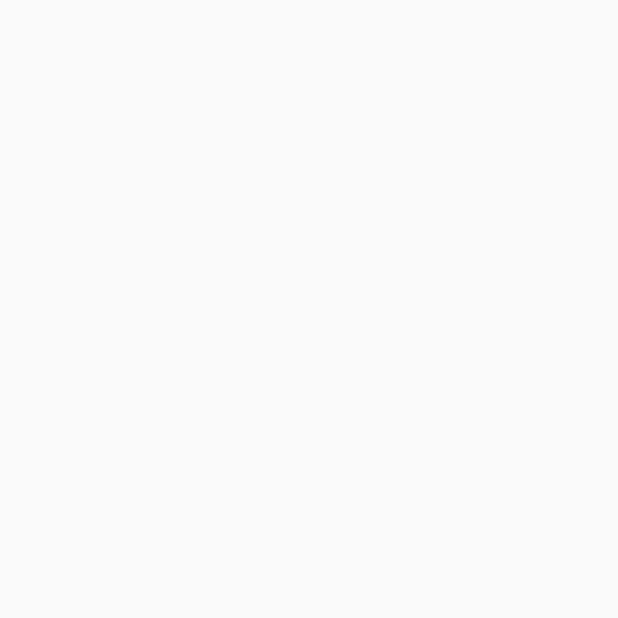
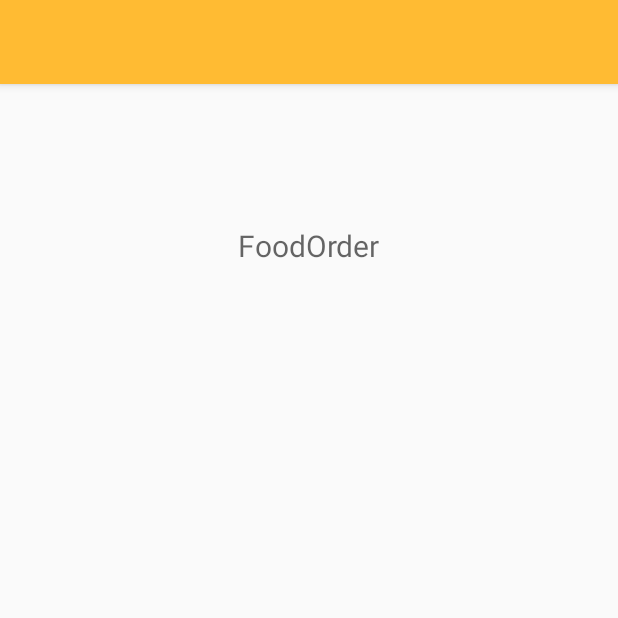
Before and after one commit to jakupierblina/FoodOrder, an Android app: the screen it shows after launch (MainActivity), on a phone screen of 412 x 824 dp, the top half of it. Before the commit the part shown is empty. Run offline under Robolectric (Android 15) with nearby library versions, the phone set to English and light mode, and no system bars.

Commit message:
small changes in colous, added a toolbar and a textview.

```diff
--- a/app/src/main/java/com/example/foodorder/MainActivity.java
+++ b/app/src/main/java/com/example/foodorder/MainActivity.java
@@ -3,8 +3,11 @@ package com.example.foodorder;
 import android.app.Activity;
 import android.os.Bundle;
 import android.support.v7.app.AppCompatActivity;
+import android.support.v7.widget.Toolbar;
 import android.widget.ArrayAdapter;
 import android.widget.ListView;
+import android.widget.TextView;
+
 public class MainActivity extends Activity {
 
     @Override
@@ -12,6 +15,11 @@ public class MainActivity extends Activity {
     {
         super.onCreate(savedInstanceState);
         setContentView(R.layout.activity_main);
+        TextView mytitle= (TextView)findViewById(R.id.title);
+
+        Toolbar myToolbar = (Toolbar) findViewById(R.id.my_toolbar);
+        //setSupportActionBar(myToolbar);
+
         /*
         private String[] titles;
         private ListView drawerList;
--- a/app/src/main/res/layout/activity_main.xml
+++ b/app/src/main/res/layout/activity_main.xml
@@ -1,20 +1,24 @@
-<?xml version="1.0" encoding="utf-8"?>
+<RelativeLayout xmlns:android="http://schemas.android.com/apk/res/android"
+    xmlns:tools="http://schemas.android.com/tools"
+    android:layout_width="match_parent"
+    android:layout_height="match_parent"
+    tools:context=".MainActivity">
 
-<android.support.v4.widget.DrawerLayout
-xmlns:android="http://schemas.android.com/apk/res/android"
-android:id="@+id/drawer_layout"
-android:layout_width="match_parent"
-android:layout_height="match_parent">
-<FrameLayout
-    android:id="@+id/content_frame"
-    android:layout_width="match_parent"
-    android:layout_height="match_parent" />
-<ListView android:id="@+id/drawer"
-    android:layout_width="240dp"
-    android:layout_height="match_parent"
-    android:layout_gravity="start"
-    android:choiceMode="singleChoice"
-    android:divider="@android:color/transparent"
-    android:dividerHeight="0dp"
-    android:background="#ffffff"/>
-</android.support.v4.widget.DrawerLayout>
+    <android.support.v7.widget.Toolbar
+        android:id="@+id/my_toolbar"
+        android:layout_width="match_parent"
+        android:layout_height="?attr/actionBarSize"
+        android:background="?attr/colorPrimary"
+        android:elevation="4dp"
+        android:theme="@style/ThemeOverlay.AppCompat.ActionBar"/>
+    <TextView
+        android:id="@+id/title"
+        android:layout_width="wrap_content"
+        android:layout_height="wrap_content"
+        android:layout_centerHorizontal="true"
+        android:layout_marginTop="150dp"
+        android:singleLine="false"
+        android:text="FoodOrder"
+        android:textAppearance="@style/TextAppearance.AppCompat.Medium"
+        android:textSize="20dp" />
+</RelativeLayout>
--- a/app/src/main/res/values/styles.xml
+++ b/app/src/main/res/values/styles.xml
@@ -3,9 +3,8 @@
     <!-- Base application theme. -->
     <style name="AppTheme" parent="Theme.AppCompat.Light.DarkActionBar">
         <!-- Customize your theme here. -->
-        <item name="colorPrimary">@color/colorPrimary</item>
-        <item name="colorPrimaryDark">@color/colorPrimaryDark</item>
-        <item name="colorAccent">@color/colorAccent</item>
+        <item name="colorPrimary">@android:color/holo_orange_light</item>
+        <item name="colorPrimaryDark">@android:color/holo_orange_dark</item>
     </style>
 
 </resources>
```
